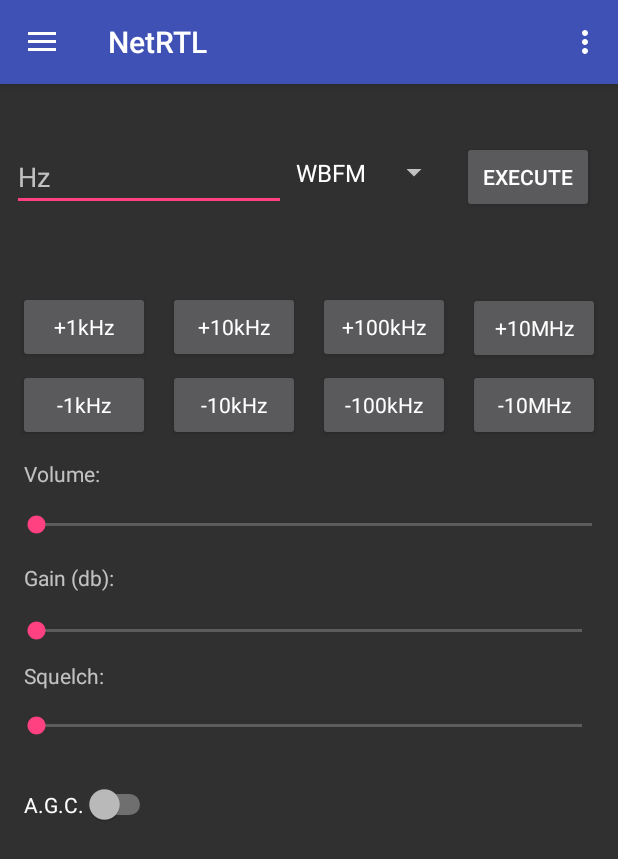
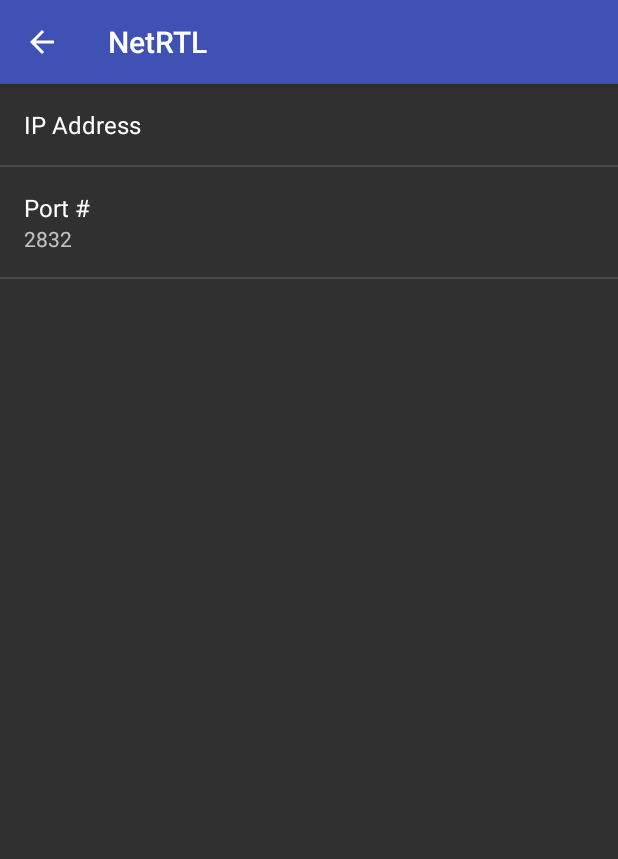
Before and after one commit to JimPatrizi/NetRTL, an Android app: the screen it shows after launch (MainActivity before the commit, SettingsPrefActivity after it), in the options menu, after a tap on "Settings", on a phone screen of 412 x 824 dp. Shown: the top 859 px of the screen. Run offline under Robolectric (Android 15) with nearby library versions, the phone set to English and light mode, and no system bars.

Commit message:
to sync, added SettingsPrefActivity to keep track of IP and Port # preferences as well as fixed up constraints, and modified execute buttons listener for Midterm presentation

```diff
--- /dev/null
+++ b/app/src/main/java/jimpatrizi/com/netrtl/AppCompatPreferenceActivity.java
@@ -0,0 +1,113 @@
+package jimpatrizi.com.netrtl;
+
+/**
+ * Created by jamespatrizi on 10/13/17.
+ */
+
+import android.content.res.Configuration;
+import android.os.Bundle;
+import android.preference.PreferenceActivity;
+import android.support.annotation.LayoutRes;
+import android.support.annotation.Nullable;
+import android.support.v7.app.ActionBar;
+import android.support.v7.app.AppCompatDelegate;
+import android.support.v7.widget.Toolbar;
+import android.view.MenuInflater;
+import android.view.View;
+import android.view.ViewGroup;
+
+/**
+ * A {@link android.preference.PreferenceActivity} which implements and proxies the necessary calls
+ * to be used with AppCompat.
+ */
+public abstract class AppCompatPreferenceActivity extends PreferenceActivity {
+
+    private AppCompatDelegate mDelegate;
+
+    @Override
+    protected void onCreate(Bundle savedInstanceState) {
+        getDelegate().installViewFactory();
+        getDelegate().onCreate(savedInstanceState);
+        super.onCreate(savedInstanceState);
+    }
+
+    @Override
+    protected void onPostCreate(Bundle savedInstanceState) {
+        super.onPostCreate(savedInstanceState);
+        getDelegate().onPostCreate(savedInstanceState);
+    }
+
+    public ActionBar getSupportActionBar() {
+        return getDelegate().getSupportActionBar();
+    }
+
+    public void setSupportActionBar(@Nullable Toolbar toolbar) {
+        getDelegate().setSupportActionBar(toolbar);
+    }
+
+    @Override
+    public MenuInflater getMenuInflater() {
+        return getDelegate().getMenuInflater();
+    }
+
+    @Override
+    public void setContentView(@LayoutRes int layoutResID) {
+        getDelegate().setContentView(layoutResID);
+    }
+
+    @Override
+    public void setContentView(View view) {
+        getDelegate().setContentView(view);
+    }
+
+    @Override
+    public void setContentView(View view, ViewGroup.LayoutParams params) {
+        getDelegate().setContentView(view, params);
+    }
+
+    @Override
+    public void addContentView(View view, ViewGroup.LayoutParams params) {
+        getDelegate().addContentView(view, params);
+    }
+
+    @Override
+    protected void onPostResume() {
+        super.onPostResume();
+        getDelegate().onPostResume();
+    }
+
+    @Override
+    protected void onTitleChanged(CharSequence title, int color) {
+        super.onTitleChanged(title, color);
+        getDelegate().setTitle(title);
+    }
+
+    @Override
+    public void onConfigurationChanged(Configuration newConfig) {
+        super.onConfigurationChanged(newConfig);
+        getDelegate().onConfigurationChanged(newConfig);
+    }
+
+    @Override
+    protected void onStop() {
+        super.onStop();
+        getDelegate().onStop();
+    }
+
+    @Override
+    protected void onDestroy() {
+        super.onDestroy();
+        getDelegate().onDestroy();
+    }
+
+    public void invalidateOptionsMenu() {
+        getDelegate().invalidateOptionsMenu();
+    }
+
+    private AppCompatDelegate getDelegate() {
+        if (mDelegate == null) {
+            mDelegate = AppCompatDelegate.create(this, null);
+        }
+        return mDelegate;
+    }
+}
--- a/app/src/main/java/jimpatrizi/com/netrtl/MainActivity.java
+++ b/app/src/main/java/jimpatrizi/com/netrtl/MainActivity.java
@@ -1,5 +1,8 @@
 package jimpatrizi.com.netrtl;
 
+import android.content.Context;
+import android.content.Intent;
+import android.content.SharedPreferences;
 import android.os.Bundle;
 import android.support.design.widget.NavigationView;
 import android.support.v4.view.GravityCompat;
@@ -7,32 +10,29 @@
 import android.support.v7.app.ActionBarDrawerToggle;
 import android.support.v7.app.AppCompatActivity;
 import android.support.v7.widget.Toolbar;
-import android.util.Log;
 import android.view.Gravity;
 import android.view.Menu;
 import android.view.MenuItem;
-import android.view.View;
 import android.widget.ArrayAdapter;
 import android.widget.Button;
+import android.widget.SeekBar;
 import android.widget.Spinner;
 import android.widget.Toast;
 
-import java.io.IOException;
-import java.net.InetAddress;
-import java.net.Socket;
-import java.net.UnknownHostException;
+import static jimpatrizi.com.netrtl.Parameters.VOLUME;
 
 /**
  * MainActivity of the NetRTL Android Application.
  * @author Jim Patrizi
  * @version 1.0
  * @since 2017-10-02
- * test branch
  */
 public class MainActivity extends AppCompatActivity
         implements NavigationView.OnNavigationItemSelectedListener {
 
     public AsyncConnection connection;
+    public SeekBar volumeSeekBar;
+
 
     //handles logcat messages for socket debugging, will be used to implement UI callback
     public ConnectionHandle handler = new ConnectionHandle();
@@ -54,8 +54,14 @@
         navigationView.setNavigationItemSelectedListener(this);
         //end included with project creation
 
+        //Obtained the previously set IP + Port Preferences
+        Context context = getApplicationContext();
+        SharedPreferences sharedPrefs = context.getSharedPreferences("pref_main", Context.MODE_PRIVATE);
+        String ip_address = sharedPrefs.getString("key_ip_name", "0.0.0");
+        int port_number = sharedPrefs.getInt("key_port_name", 2832);
+
         //Open socket with AsyncTask (Background Thread)
-        connection = new AsyncConnection("192.168.0.19", 2832, handler);
+        connection = new AsyncConnection(ip_address, port_number, handler);
         connection.execute();
         //end of open socket routine
 
@@ -65,6 +71,36 @@
         spinnerInit();
         //Init Buttons
         buttonInit();
+
+        //SeekBar Init
+        volumeSeekBar=(SeekBar) findViewById(R.id.volume_seek); // initiate the Seekbar
+        volumeSeekBar.setMax(100); // 100 maximum value for the Seek bar
+        volumeSeekBar.setOnSeekBarChangeListener(new SeekBar.OnSeekBarChangeListener() {
+            int progressChangedValue = 0;
+
+            public void onProgressChanged(SeekBar seekBar, int progress, boolean fromUser) {
+                progressChangedValue = progress;
+            }
+
+            public void onStartTrackingTouch(SeekBar seekBar) {
+                // TODO Auto-generated method stub
+            }
+
+            public void onStopTrackingTouch(SeekBar seekBar) {
+                Toast.makeText(MainActivity.this, "System Volume =  " + progressChangedValue + "%",
+                        Toast.LENGTH_SHORT).show();
+
+                if (VOLUME.isIndexValid(0))
+                {
+                    VOLUME.replaceIndex(0, "" +  progressChangedValue);
+                }
+                else
+                {
+                    VOLUME.append("" + progressChangedValue);
+                }
+            }
+        });
+
 
     }
 
@@ -78,6 +114,7 @@
         Toast toast = new Toast(getApplicationContext());
         toast.setGravity(Gravity.CENTER_VERTICAL, 0, 0);
         executeButton.setOnClickListener(new ExecuteButtonOnClickListener(getApplicationContext(), connection, handler));
+        //TODO Make Reconnect button to do connection.execute() if user needs to redefine IP ADDR and PORT. Settings persist after app is closed and reopened to invoke onCreate
     }
 
     /**
@@ -160,6 +197,8 @@
 
         //noinspection SimplifiableIfStatement
         if (id == R.id.action_settings) {
+            // launch settings activity
+            startActivity(new Intent(MainActivity.this, SettingsPrefActivity.class));
             return true;
         }
 
--- /dev/null
+++ b/app/src/main/java/jimpatrizi/com/netrtl/SettingsPrefActivity.java
@@ -0,0 +1,75 @@
+package jimpatrizi.com.netrtl;
+
+import android.content.SharedPreferences;
+import android.os.Bundle;
+import android.preference.EditTextPreference;
+import android.preference.Preference;
+import android.preference.PreferenceFragment;
+import android.preference.PreferenceManager;
+
+public class SettingsPrefActivity extends AppCompatPreferenceActivity
+{
+    private static final String TAG = SettingsPrefActivity.class.getSimpleName();
+    private static SharedPreferences.Editor editor;
+
+    @Override
+    protected void onCreate(Bundle savedInstanceState) {
+        super.onCreate(savedInstanceState);
+        getSupportActionBar().setDisplayHomeAsUpEnabled(true);
+        editor = getSharedPreferences("pref_main", MODE_PRIVATE).edit();
+
+        // load settings fragment
+        getFragmentManager().beginTransaction().replace(android.R.id.content, new MainPreferenceFragment()).commit();
+
+    }
+
+    public static class MainPreferenceFragment extends PreferenceFragment {
+
+        @Override
+        public void onCreate(final Bundle savedInstanceState) {
+            super.onCreate(savedInstanceState);
+            addPreferencesFromResource(R.xml.pref_main);
+
+
+            // ip EditText change listener
+            bindPreferenceSummaryToValue(findPreference(getString(R.string.key_ip_name)));
+
+            // port edittext preference change listener
+            bindPreferenceSummaryToValue(findPreference(getString(R.string.key_port_name)));
+        }
+
+
+        private static void bindPreferenceSummaryToValue(Preference preference) {
+            preference.setOnPreferenceChangeListener(sBindPreferenceSummaryToValueListener);
+            sBindPreferenceSummaryToValueListener.onPreferenceChange(preference,
+                    PreferenceManager
+                            .getDefaultSharedPreferences(preference.getContext())
+                            .getString(preference.getKey(), ""));
+        }
+
+        /**
+         * A preference value change listener that updates the preference's summary
+         * to reflect its new value.
+         */
+        private static Preference.OnPreferenceChangeListener sBindPreferenceSummaryToValueListener = new Preference.OnPreferenceChangeListener() {
+            @Override
+            public boolean onPreferenceChange(Preference preference, Object newValue) {
+                String stringValue = newValue.toString();
+
+                 if (preference instanceof EditTextPreference) {
+                     if (preference.getKey().equals("key_ip_name")) {
+                         // update the changed ip name to summary filed
+                         preference.setSummary(stringValue);
+                         editor.putString("key_ip_name", stringValue);
+                         editor.apply();
+                     } else if (preference.getKey().equals("key_port_name")) {
+                         preference.setSummary(stringValue);
+                         editor.putInt("key_port_name", Integer.parseInt(stringValue));
+                         editor.apply();
+                     }
+                 }
+                return true;
+            }
+        };
+    }
+}
--- a/app/src/main/res/layout/content_main.xml
+++ b/app/src/main/res/layout/content_main.xml
@@ -14,18 +14,17 @@
         android:layout_width="0dp"
         android:layout_height="33dp"
         android:layout_centerHorizontal="true"
+        android:layout_marginBottom="8dp"
+        android:layout_marginLeft="8dp"
+        android:layout_marginRight="1dp"
         android:layout_marginStart="8dp"
         android:layout_marginTop="8dp"
-        android:max="20"
+        app:layout_constraintBottom_toTopOf="@+id/gain_seek"
+        app:layout_constraintHorizontal_bias="1.0"
+        app:layout_constraintLeft_toLeftOf="parent"
         app:layout_constraintRight_toRightOf="parent"
         app:layout_constraintTop_toTopOf="parent"
-        android:layout_marginBottom="8dp"
-        app:layout_constraintBottom_toTopOf="@+id/gain_seek"
-        app:layout_constraintVertical_bias="0.902"
-        android:layout_marginRight="1dp"
-        android:layout_marginLeft="8dp"
-        app:layout_constraintLeft_toLeftOf="parent"
-        app:layout_constraintHorizontal_bias="1.0" />
+        app:layout_constraintVertical_bias="0.902" />
 
     <TextView
         android:id="@+id/volume_text"
--- a/app/src/main/res/values/strings.xml
+++ b/app/src/main/res/values/strings.xml
@@ -3,6 +3,11 @@
 
     <string name="navigation_drawer_open">Open navigation drawer</string>
     <string name="navigation_drawer_close">Close navigation drawer</string>
+    <string name="ip_addr">IP Address</string>
+    <string name="default_port_number">2832</string>
+    <string name="key_ip_name">key_ip_name</string>
+    <string name="key_port_name">key_port_name</string>
+
 
     <string name="action_settings">Settings</string>
 </resources>
--- a/app/src/main/res/values/styles.xml
+++ b/app/src/main/res/values/styles.xml
@@ -1,7 +1,7 @@
 <resources>
 
     <!-- Base application theme. -->
-    <style name="AppTheme" parent="Theme.AppCompat.NoActionBar">
+    <style name="AppTheme" parent="Theme.AppCompat">
         <!-- Customize your theme here. -->
         <item name="colorPrimary">@color/colorPrimary</item>
         <item name="colorPrimaryDark">@color/colorPrimaryDark</item>
--- /dev/null
+++ b/app/src/main/res/xml/pref_main.xml
@@ -0,0 +1,19 @@
+<?xml version="1.0" encoding="utf-8"?>
+<PreferenceScreen xmlns:app="http://schemas.android.com/apk/res-auto"
+    xmlns:android="http://schemas.android.com/apk/res/android">
+
+
+    <EditTextPreference
+        android:key="@string/key_ip_name"
+        android:selectAllOnFocus="true"
+        android:singleLine="true"
+        android:summary="Enter IP Address (0.0.0)"
+        android:title="IP Address" />
+    <EditTextPreference
+        android:defaultValue="@string/default_port_number"
+        android:key="@string/key_port_name"
+        android:selectAllOnFocus="true"
+        android:singleLine="true"
+        android:summary="Default Port: 2832"
+        android:title="Port #" />
+</PreferenceScreen>
```
Also changed, not shown: app/src/main/AndroidManifest.xml (+9 -0 lines), app/src/main/java/jimpatrizi/com/netrtl/ExecuteButtonOnClickListener.java (+16 -6 lines), app/src/main/java/jimpatrizi/com/netrtl/Parameters.java (+3 -4 lines), app/src/main/res/layout/activity_settings_pref.xml (added, +9 -0 lines).
